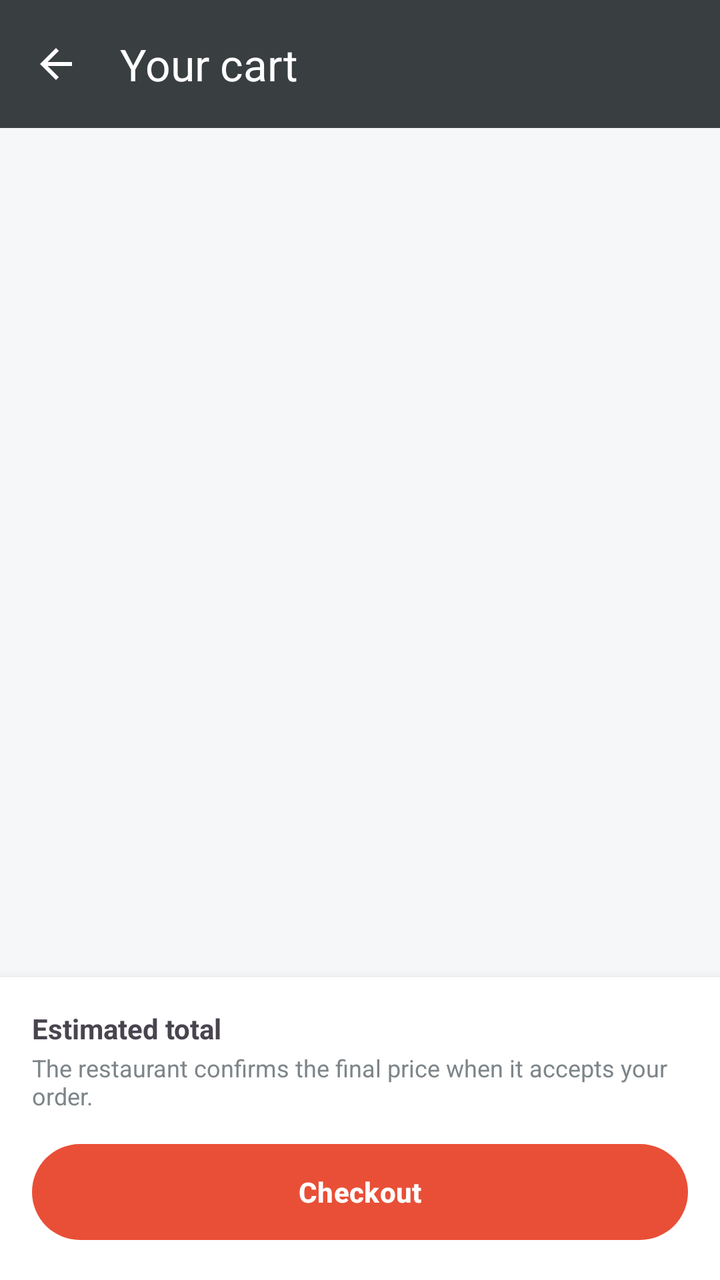
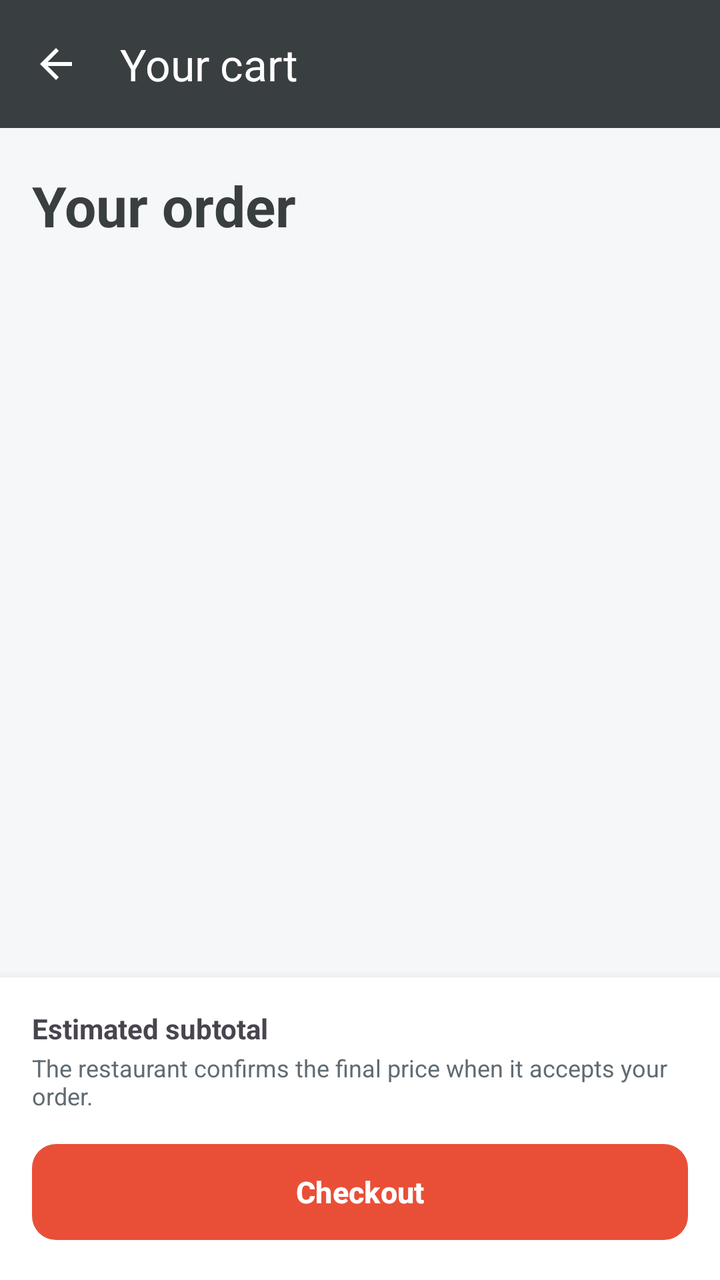

Before-and-after screenshots of an Android layout around one commit, followed by the original layout XML and the change that was made.
<!-- AndroidManifest.xml: application theme Theme.DeliveryApp -->
<!-- res/layout/activity_cart.xml -->
<?xml version="1.0" encoding="utf-8"?>
<LinearLayout xmlns:android="http://schemas.android.com/apk/res/android" xmlns:app="http://schemas.android.com/apk/res-auto"
    android:layout_width="match_parent" android:layout_height="match_parent" android:orientation="vertical">
    <com.google.android.material.appbar.MaterialToolbar
        android:id="@+id/toolbar" style="@style/Widget.App.Toolbar"
        android:layout_width="match_parent" android:layout_height="?attr/actionBarSize"
        app:navigationIcon="@drawable/ic_arrow_back" app:title="Your cart" />
    <FrameLayout android:layout_width="match_parent" android:layout_height="0dp" android:layout_weight="1">
        <androidx.recyclerview.widget.RecyclerView android:id="@+id/rvCart" android:layout_width="match_parent"
            android:layout_height="match_parent" android:clipToPadding="false" android:padding="8dp" />
        <TextView android:id="@+id/tvEmpty" android:layout_width="match_parent" android:layout_height="wrap_content"
            android:layout_gravity="center" android:gravity="center" android:padding="32dp"
            android:text="Your cart is empty. Add something tasty from the menu." android:visibility="gone" />
    </FrameLayout>
    <LinearLayout android:id="@+id/footer" android:layout_width="match_parent" android:layout_height="wrap_content"
        android:background="?attr/colorSurface" android:elevation="8dp" android:orientation="vertical" android:padding="16dp">
        <LinearLayout android:layout_width="match_parent" android:layout_height="wrap_content" android:orientation="horizontal">
            <TextView android:layout_width="0dp" android:layout_height="wrap_content" android:layout_weight="1"
                android:text="Estimated total" android:textStyle="bold" />
            <TextView android:id="@+id/tvTotal" android:layout_width="wrap_content" android:layout_height="wrap_content"
                android:textStyle="bold" />
        </LinearLayout>
        <TextView android:layout_width="match_parent" android:layout_height="wrap_content" android:layout_marginTop="2dp"
            android:text="The restaurant confirms the final price when it accepts your order."
            android:textColor="?attr/colorOutline" android:textSize="12sp" />
        <com.google.android.material.button.MaterialButton 
        android:id="@+id/btnCheckout" android:layout_width="match_parent" android:layout_height="56dp"
        android:layout_marginTop="12dp" android:text="Checkout" android:textStyle="bold" />
    </LinearLayout>
</LinearLayout>
<!-- resources referenced by this layout -->
<resources>
  <!-- drawable ic_arrow_back (drawable) -->
  <vector xmlns:android="http://schemas.android.com/apk/res/android"
      android:width="24dp" android:height="24dp" android:viewportWidth="24" android:viewportHeight="24"
      android:tint="?attr/colorControlNormal">
      <path android:fillColor="@android:color/white" android:pathData="M20,11H7.83l5.59,-5.59L12,4l-8,8 8,8 1.41,-1.41L7.83,13H20v-2z" />
  </vector>
  <style name="Widget.App.Toolbar" parent="Widget.Material3.Toolbar">
          <item name="android:background">@color/gunmetal</item>
          <item name="titleTextColor">@color/white</item>
          <item name="navigationIconTint">@color/white</item>
      </style>
  <style name="Theme.DeliveryApp" parent="Theme.Material3.Light.NoActionBar">
          <item name="colorPrimary">@color/terracotta</item>
          <item name="colorOnPrimary">@color/white</item>
          <item name="colorPrimaryContainer">@color/terracotta_soft</item>
          <item name="colorOnPrimaryContainer">@color/gunmetal</item>
          <item name="colorSecondary">@color/steel_blue</item>
          <item name="colorOnSecondary">@color/white</item>
          <item name="colorSecondaryContainer">@color/steel_blue_soft</item>
          <item name="colorOnSecondaryContainer">@color/gunmetal</item>
          <item name="colorTertiary">@color/gunmetal</item>
          <item name="colorSurface">@color/white</item>
          <item name="colorOnSurface">@color/gunmetal</item>
          <item name="colorSurfaceVariant">@color/paper_variant</item>
          <item name="colorOnSurfaceVariant">@color/gunmetal</item>
          <item name="colorOutline">@color/outline</item>
          <item name="colorError">@color/error_red</item>
          <item name="android:colorBackground">@color/paper</item>
          <item name="android:textColorPrimary">@color/gunmetal</item>
          <item name="android:statusBarColor">@color/gunmetal</item>
          <item name="android:windowLightStatusBar">false</item>
      </style>
  <color name="gunmetal">#393E41</color>
  <color name="white">#FFFFFF</color>
  <color name="terracotta">#E94F37</color>
  <color name="terracotta_soft">#FCE3DE</color>
  <color name="steel_blue">#3F88C5</color>
  <color name="steel_blue_soft">#DDEBF7</color>
  <color name="paper_variant">#E9ECEE</color>
  <color name="outline">#7D8589</color>
  <color name="error_red">#B3261E</color>
  <color name="paper">#F6F7F8</color>
</resources>

<!-- the commit's change to res/layout/activity_cart.xml (unified diff, before → after) -->
@@ -5,18 +5,28 @@
         android:id="@+id/toolbar" style="@style/Widget.App.Toolbar"
         android:layout_width="match_parent" android:layout_height="?attr/actionBarSize"
         app:navigationIcon="@drawable/ic_arrow_back" app:title="Your cart" />
+    <TextView android:layout_width="match_parent" android:layout_height="wrap_content" android:text="Your order"
+        android:textAppearance="@style/Text.Page" android:layout_marginHorizontal="16dp" android:layout_marginTop="20dp"/>
+    <TextView android:id="@+id/tvCartCount" android:layout_width="match_parent" android:layout_height="wrap_content"
+        android:layout_marginHorizontal="16dp" android:layout_marginTop="4dp" android:layout_marginBottom="8dp" android:textColor="?attr/colorOutline"/>
     <FrameLayout android:layout_width="match_parent" android:layout_height="0dp" android:layout_weight="1">
         <androidx.recyclerview.widget.RecyclerView android:id="@+id/rvCart" android:layout_width="match_parent"
             android:layout_height="match_parent" android:clipToPadding="false" android:padding="8dp" />
-        <TextView android:id="@+id/tvEmpty" android:layout_width="match_parent" android:layout_height="wrap_content"
-            android:layout_gravity="center" android:gravity="center" android:padding="32dp"
-            android:text="Your cart is empty. Add something tasty from the menu." android:visibility="gone" />
+        <LinearLayout android:id="@+id/tvEmpty" android:layout_width="match_parent" android:layout_height="wrap_content"
+            android:layout_gravity="center" android:gravity="center" android:padding="32dp" android:orientation="vertical" android:visibility="gone">
+            <TextView android:layout_width="wrap_content" android:layout_height="wrap_content" android:text="Something tasty awaits"
+                android:textAppearance="@style/Text.Section" android:gravity="center"/>
+            <TextView android:layout_width="match_parent" android:layout_height="wrap_content" android:gravity="center"
+                android:layout_marginTop="8dp" android:text="Your cart is empty. Find your next favourite on the menu." android:textColor="?attr/colorOutline"/>
+            <com.google.android.material.button.MaterialButton android:id="@+id/btnBrowse" android:layout_width="match_parent"
+                android:layout_height="wrap_content" android:layout_marginTop="16dp" android:text="Browse menu"/>
+        </LinearLayout>
     </FrameLayout>
     <LinearLayout android:id="@+id/footer" android:layout_width="match_parent" android:layout_height="wrap_content"
         android:background="?attr/colorSurface" android:elevation="8dp" android:orientation="vertical" android:padding="16dp">
         <LinearLayout android:layout_width="match_parent" android:layout_height="wrap_content" android:orientation="horizontal">
             <TextView android:layout_width="0dp" android:layout_height="wrap_content" android:layout_weight="1"
-                android:text="Estimated total" android:textStyle="bold" />
+                android:text="Estimated subtotal" android:textStyle="bold" />
             <TextView android:id="@+id/tvTotal" android:layout_width="wrap_content" android:layout_height="wrap_content"
                 android:textStyle="bold" />
         </LinearLayout>
@@ -24,7 +34,7 @@
             android:text="The restaurant confirms the final price when it accepts your order."
             android:textColor="?attr/colorOutline" android:textSize="12sp" />
         <com.google.android.material.button.MaterialButton 
-        android:id="@+id/btnCheckout" android:layout_width="match_parent" android:layout_height="56dp"
+        android:id="@+id/btnCheckout" android:layout_width="match_parent" android:layout_height="wrap_content" android:minHeight="56dp"
         android:layout_marginTop="12dp" android:text="Checkout" android:textStyle="bold" />
     </LinearLayout>
 </LinearLayout>
<!-- resource entries referenced after the edit -->
@@ -6,12 +6,20 @@
       android:tint="?attr/colorControlNormal">
       <path android:fillColor="@android:color/white" android:pathData="M20,11H7.83l5.59,-5.59L12,4l-8,8 8,8 1.41,-1.41L7.83,13H20v-2z" />
   </vector>
+  <style name="Text.Page" parent="TextAppearance.Material3.HeadlineMedium">
+          <item name="android:textColor">?attr/colorOnSurface</item><item name="android:textStyle">bold</item>
+      </style>
+  <style name="Text.Section" parent="TextAppearance.Material3.TitleMedium">
+          <item name="android:textStyle">bold</item>
+          <item name="android:textColor">?attr/colorOnSurface</item>
+      </style>
   <style name="Widget.App.Toolbar" parent="Widget.Material3.Toolbar">
           <item name="android:background">@color/gunmetal</item>
           <item name="titleTextColor">@color/white</item>
           <item name="navigationIconTint">@color/white</item>
       </style>
   <style name="Theme.DeliveryApp" parent="Theme.Material3.Light.NoActionBar">
+          <item name="materialButtonStyle">@style/Widget.App.PrimaryButton</item>
           <item name="colorPrimary">@color/terracotta</item>
           <item name="colorOnPrimary">@color/white</item>
           <item name="colorPrimaryContainer">@color/terracotta_soft</item>
@@ -34,12 +42,16 @@
       </style>
   <color name="gunmetal">#393E41</color>
   <color name="white">#FFFFFF</color>
+  <style name="Widget.App.PrimaryButton" parent="Widget.Material3.Button">
+          <item name="cornerRadius">12dp</item><item name="android:textSize">15sp</item>
+          <item name="android:minHeight">56dp</item><item name="android:textStyle">bold</item>
+      </style>
   <color name="terracotta">#E94F37</color>
-  <color name="terracotta_soft">#FCE3DE</color>
+  <color name="terracotta_soft">#FFF1ED</color>
   <color name="steel_blue">#3F88C5</color>
   <color name="steel_blue_soft">#DDEBF7</color>
   <color name="paper_variant">#E9ECEE</color>
-  <color name="outline">#7D8589</color>
+  <color name="outline">#606B72</color>
   <color name="error_red">#B3261E</color>
   <color name="paper">#F6F7F8</color>
 </resources>
